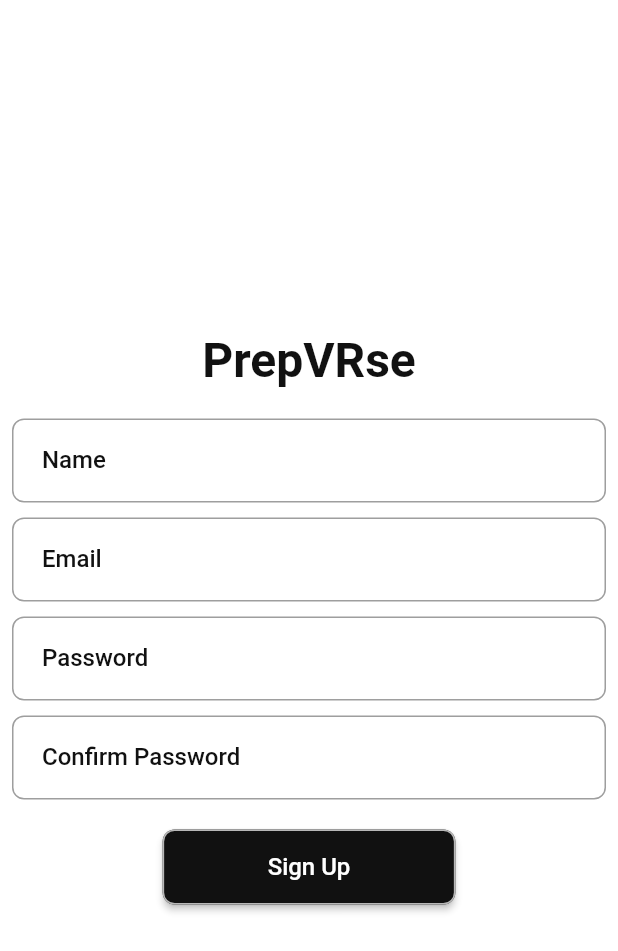
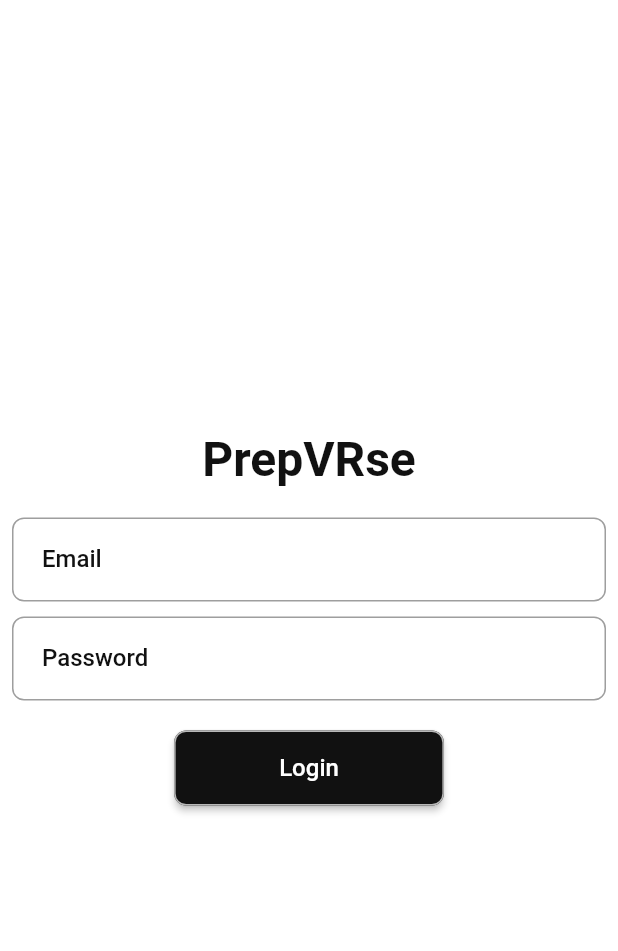
Before and after one commit to ALIRAZA17/PrepVRse, a Flutter app: the screen it shows after launch, on a phone screen of 412 x 824 dp. Shown: the top 951 px of the screen. Run offline on Flutter 3.47's test engine with Material 2 defaults, Android fonts, the phone set to English and light mode, and no system bars; our stand-ins replace firebase_core, flutter_riverpod; accounts and stored records are empty; Roboto replaces fonts that are missing (Outfit, Poppins).

Commit message:
Added Login Screen

```diff
--- a/lib/main.dart
+++ b/lib/main.dart
@@ -2,7 +2,7 @@ import 'package:flutter/material.dart';
 import 'package:flutter_riverpod/flutter_riverpod.dart';
 import 'package:prepvrse/common/constants/theme.dart';
 import 'package:firebase_core/firebase_core.dart';
-import 'package:prepvrse/screens/signup/ui_signup_screen.dart';
+import 'package:prepvrse/screens/login/ui_login_screen.dart';
 import 'firebase_options.dart';
 
 void main() async {
@@ -25,7 +25,7 @@ class MyApp extends StatelessWidget {
     return MaterialApp(
       title: 'Flutter Demo',
       theme: Themes.lightThemeData(),
-      home: const SignUpScreen(),
+      home: const LoginScreen(),
     );
   }
 }
--- a/lib/screens/login/ui_login_screen.dart
+++ b/lib/screens/login/ui_login_screen.dart
@@ -1,12 +1,77 @@
 import 'package:flutter/material.dart';
+import 'package:flutter_riverpod/flutter_riverpod.dart';
+import 'package:prepvrse/common/constants/styles.dart';
+import 'package:prepvrse/common/resources/widgets/buttons/app_text_button.dart';
+import 'package:prepvrse/common/resources/widgets/textfields/app_text_field.dart';
+import 'package:prepvrse/screens/signup/provider/email_text_controller_provider.dart';
+import 'package:prepvrse/screens/signup/provider/password_text_controller_provider.dart';
 
-class LoginScreen extends StatelessWidget {
+class LoginScreen extends ConsumerStatefulWidget {
   const LoginScreen({super.key});
 
   @override
+  ConsumerState<LoginScreen> createState() => _LoginScreenState();
+}
+
+class _LoginScreenState extends ConsumerState<LoginScreen> {
+  @override
+  void initState() {
+    ref.read(emailTextControllerProvider).clear();
+    ref.read(passwordTextControllerProvider).clear();
+    super.initState();
+  }
+
+  @override
   Widget build(BuildContext context) {
-    return const Center(
-      child: Text("Login Screen"),
+    final emailController = ref.watch(emailTextControllerProvider);
+    final passwordController = ref.watch(passwordTextControllerProvider);
+
+    return Scaffold(
+      body: Padding(
+        padding: const EdgeInsets.all(8.0),
+        child: Column(
+          mainAxisAlignment: MainAxisAlignment.center,
+          children: [
+            Text(
+              "PrepVRse",
+              style: Styles.displayLargeBoldStyle.copyWith(
+                color: Styles.primaryColor,
+                fontSize: 32,
+              ),
+            ),
+            const SizedBox(
+              height: 20,
+            ),
+            AppTextField(
+              label: "Email",
+              keyboardType: TextInputType.name,
+              controller: emailController,
+              validator: (_) {
+                return null;
+              },
+            ),
+            const SizedBox(
+              height: 10,
+            ),
+            AppTextField(
+              label: "Password",
+              keyboardType: TextInputType.name,
+              controller: passwordController,
+              validator: (_) {
+                return null;
+              },
+            ),
+            const SizedBox(
+              height: 20,
+            ),
+            AppTextButton(
+              text: "Login",
+              onTap: () {},
+              color: Styles.primaryColor,
+            )
+          ],
+        ),
+      ),
     );
   }
 }
--- a/lib/screens/signup/provider/email_text_controller_provider.dart
+++ b/lib/screens/signup/provider/email_text_controller_provider.dart
@@ -1,7 +1,7 @@
 import 'package:flutter/material.dart';
 import 'package:flutter_riverpod/flutter_riverpod.dart';
 
-final eamilTextControllerProvider =
+final emailTextControllerProvider =
     Provider.autoDispose<TextEditingController>((ref) {
   final controller = TextEditingController();
   ref.onDispose(() {
--- a/lib/screens/signup/ui_signup_screen.dart
+++ b/lib/screens/signup/ui_signup_screen.dart
@@ -17,9 +17,18 @@ class SignUpScreen extends ConsumerStatefulWidget {
 
 class _SignUpScreenState extends ConsumerState<SignUpScreen> {
   @override
+  void initState() {
+    ref.read(emailTextControllerProvider).clear();
+    ref.read(passwordTextControllerProvider).clear();
+    ref.read(nameTextControllerProvider).clear();
+    ref.read(confirmPasswordTextControllerProvider).clear();
+    super.initState();
+  }
+
+  @override
   Widget build(BuildContext context) {
     final nameController = ref.watch(nameTextControllerProvider);
-    final emailController = ref.watch(eamilTextControllerProvider);
+    final emailController = ref.watch(emailTextControllerProvider);
     final passwordController = ref.watch(passwordTextControllerProvider);
     final confirmPasswordController =
         ref.watch(confirmPasswordTextControllerProvider);
```
